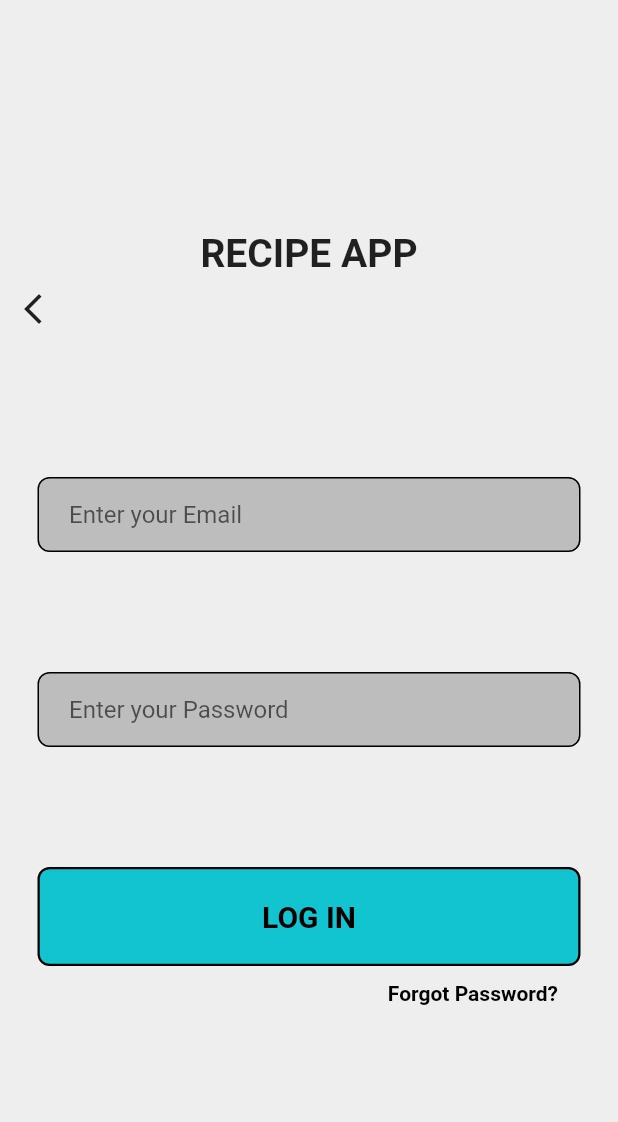
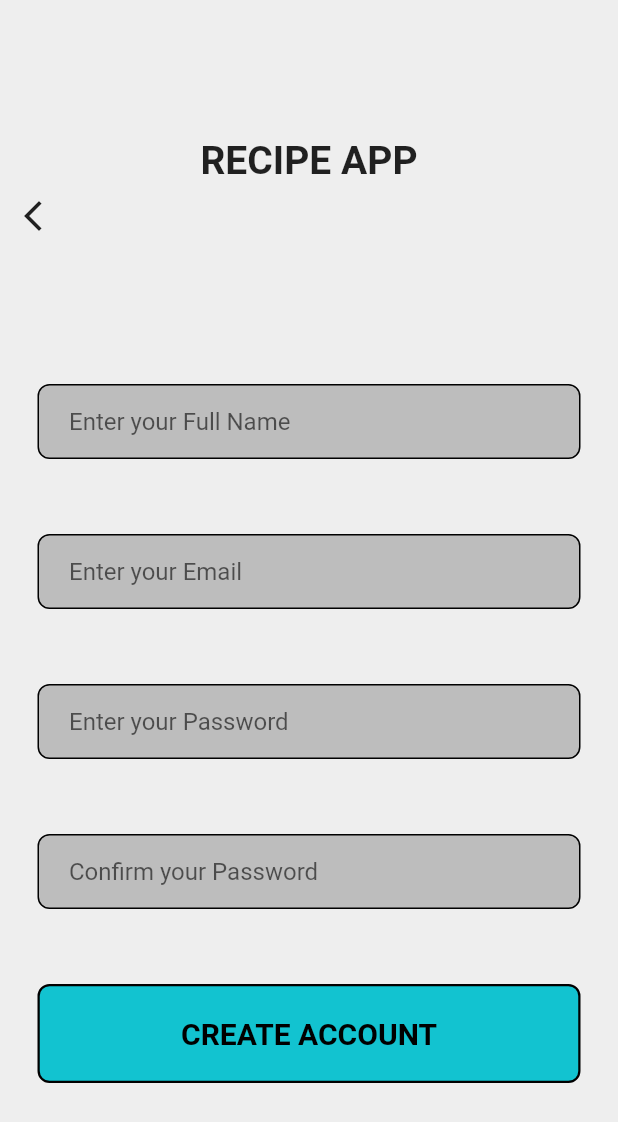
Before and after one commit to shadkasera/receip_app, a Flutter app: the RegisterScreen screen opened directly, on a phone screen of 412 x 824 dp. Shown: the top 1122 px of the screen. Run offline on Flutter 3.47's test engine with Material 2 defaults, Android fonts, the phone set to English and light mode, and no system bars.

Commit message:
updated files

```diff
--- a/lib/login.dart
+++ b/lib/login.dart
@@ -1,5 +1,6 @@
 import 'package:flutter/material.dart';
 import 'package:receip_app/homescreen.dart';
+import 'package:receip_app/register.dart';
 import 'package:receip_app/welcome.dart';
 
 class LogInPage extends StatelessWidget {
@@ -190,7 +191,7 @@ class LogInPage extends StatelessWidget {
                           Navigator.push(
                             context,
                             MaterialPageRoute(
-                              builder: (context) => const HomeScreen(),
+                              builder: (context) => const RegisterScreen(),
                             ),
                           );
                         },
--- a/lib/register.dart
+++ b/lib/register.dart
@@ -1,5 +1,6 @@
 import 'package:flutter/material.dart';
 import 'package:receip_app/homescreen.dart';
+import 'package:receip_app/login.dart';
 import 'package:receip_app/welcome.dart';
 
 class RegisterScreen extends StatelessWidget {
@@ -40,7 +41,7 @@ class RegisterScreen extends StatelessWidget {
                           Navigator.push(
                             context,
                             MaterialPageRoute(
-                              builder: (context) => const WelcomeScreen(),
+                              builder: (context) => const LogInPage(),
                             ),
                           );
                         },
@@ -72,7 +73,7 @@ class RegisterScreen extends StatelessWidget {
                       child: TextField(
                         decoration: InputDecoration(
                           border: InputBorder.none,
-                          hintText: 'Enter your Email',
+                          hintText: 'Enter your Full Name',
                         ),
                       ),
                     ),
@@ -80,7 +81,32 @@ class RegisterScreen extends StatelessWidget {
                 ),
                 //password text field
                 const SizedBox(
-                  height: 80,
+                  height: 50,
+                ),
+                Padding(
+                  padding: const EdgeInsets.symmetric(horizontal: 25),
+                  child: Container(
+                    decoration: BoxDecoration(
+                      color: Colors.grey[400],
+                      border: Border.all(
+                        color: Colors.black,
+                        width: 1.0,
+                      ),
+                      borderRadius: BorderRadius.circular(8),
+                    ),
+                    child: const Padding(
+                      padding: EdgeInsets.only(left: 20),
+                      child: TextField(
+                        decoration: InputDecoration(
+                          border: InputBorder.none,
+                          hintText: 'Enter your Email',
+                        ),
+                      ),
+                    ),
+                  ),
+                ),
+                const SizedBox(
+                  height: 50,
                 ),
                 Padding(
                   padding: const EdgeInsets.symmetric(horizontal: 25),
@@ -105,9 +131,35 @@ class RegisterScreen extends StatelessWidget {
                     ),
                   ),
                 ),
+                const SizedBox(
+                  height: 50,
+                ),
+                Padding(
+                  padding: const EdgeInsets.symmetric(horizontal: 25),
+                  child: Container(
+                    decoration: BoxDecoration(
+                      color: Colors.grey[400],
+                      border: Border.all(
+                        color: Colors.black,
+                        width: 1.0,
+                      ),
+                      borderRadius: BorderRadius.circular(8),
+                    ),
+                    child: const Padding(
+                      padding: EdgeInsets.only(left: 20),
+                      child: TextField(
+                        obscureText: true,
+                        decoration: InputDecoration(
+                          border: InputBorder.none,
+                          hintText: 'Confirm your Password',
+                        ),
+                      ),
+                    ),
+                  ),
+                ),
                 //sign in
                 const SizedBox(
-                  height: 80,
+                  height: 50,
                 ),
 
                 Padding(
@@ -117,7 +169,7 @@ class RegisterScreen extends StatelessWidget {
                       Navigator.push(
                         context,
                         MaterialPageRoute(
-                          builder: (context) => const HomeScreen(),
+                          builder: (context) => const LogInPage(),
                         ),
                       );
                     },
@@ -129,7 +181,7 @@ class RegisterScreen extends StatelessWidget {
                           border: Border.all(color: Colors.black, width: 1.5)),
                       child: const Center(
                         child: Text(
-                          'LOG IN',
+                          'CREATE ACCOUNT',
                           style: TextStyle(
                             color: Colors.black,
                             fontWeight: FontWeight.bold,
@@ -145,21 +197,6 @@ class RegisterScreen extends StatelessWidget {
                 ),
 
                 //register
-                Padding(
-                  padding: const EdgeInsets.only(right: 40),
-                  child: Row(
-                    mainAxisAlignment: MainAxisAlignment.end,
-                    children: const [
-                      Text(
-                        '  Forgot Password?',
-                        style: TextStyle(
-                          color: Colors.black,
-                          fontWeight: FontWeight.bold,
-                        ),
-                      )
-                    ],
-                  ),
-                )
               ],
             ),
           ),
```
